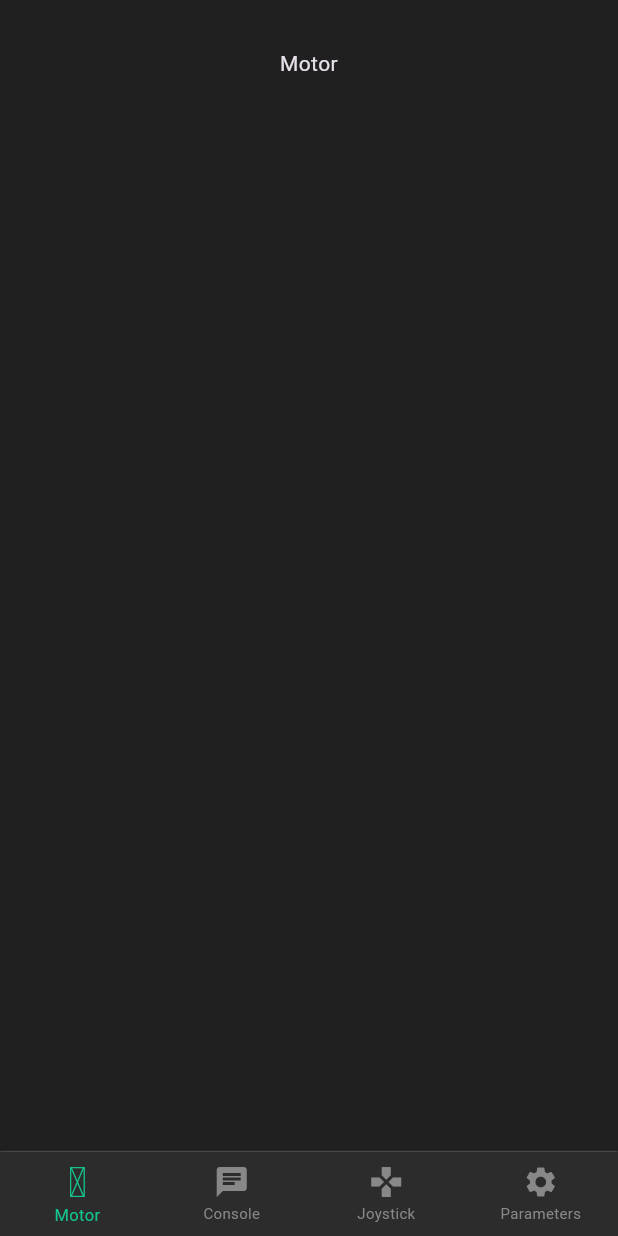
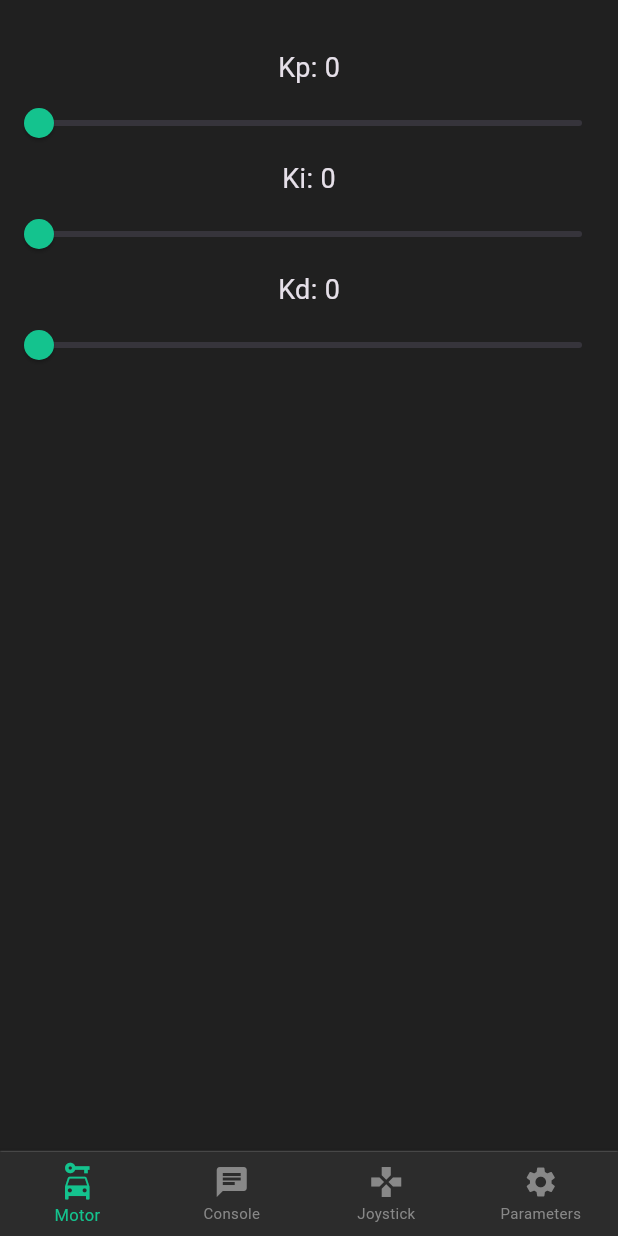
Before and after one commit to kaku-panda/Robot-Debug-App, a Flutter app: the MotorScreen screen opened by its route, on a phone screen of 412 x 824 dp. Run offline on Flutter 3.47's test engine with Material 3 defaults, Android fonts, the phone set to English and light mode, and no system bars; our stand-ins replace connectivity_plus, flutter_riverpod, go_router, google_fonts, package_info_plus, permission_handler and 4 more; missing offline and left inert: flutter_joystick, network_info_plus; accounts and stored records are empty; network calls fail.

Commit message:
pid制御用のコントローラのハリボテを作成

```diff
--- a/lib/app_navigation_bar.dart
+++ b/lib/app_navigation_bar.dart
@@ -31,7 +31,7 @@ class AppNavigationBar extends ConsumerWidget {
           padding: const EdgeInsets.symmetric(vertical: 40),
           children: [
             ListTile(
-              leading: const Icon(PopIcons.wheelchair, size: 28),
+              leading: const Icon(Icons.car_rental, size: 28),
               title: const Text('Motor'),
               onTap: () => navigationShell.goBranch(0),
             ),
@@ -75,8 +75,8 @@ class AppNavigationBar extends ConsumerWidget {
           },
           items: const <BottomNavigationBarItem>[
             BottomNavigationBarItem(
-              icon: Icon(PopIcons.taxi, size: 24),
-              activeIcon: Icon(PopIcons.taxi, size: 28),
+              icon: Icon(Icons.car_rental, size: 24),
+              activeIcon: Icon(Icons.car_rental, size: 28),
               label: 'Motor',
             ),
             BottomNavigationBarItem(
--- a/lib/screens/console.dart
+++ b/lib/screens/console.dart
@@ -30,7 +30,6 @@ class ConsoleScreen extends ConsumerStatefulWidget {
 }
 
 class HomeScreenState extends ConsumerState<ConsoleScreen> with SingleTickerProviderStateMixin {
-
 
   double appBarHeight = 0;
   Size screenSize = const Size(0, 0);
--- a/lib/screens/motor.dart
+++ b/lib/screens/motor.dart
@@ -3,35 +3,99 @@
 ////////////////////////////////////////////////////////////////////////////////////////////
 
 import 'package:flutter/material.dart';
+import 'package:flutter_riverpod/flutter_riverpod.dart';
 import 'package:robo_debug_app/components/style.dart';
+import 'package:robo_debug_app/main.dart';
 
 // 未実装
-class MotorScreen extends StatelessWidget {
+class MotorScreen extends ConsumerStatefulWidget {
   const MotorScreen({super.key});
 
   @override
+  ConsumerState<MotorScreen> createState() => MotorScreenState();
+}
+
+class MotorScreenState extends ConsumerState<MotorScreen> {
+
+  @override
   Widget build(BuildContext context) {
-    var scrollController = ScrollController();
+
+
+  double kp = ref.watch(settingProvider).kp;
+  double ki = ref.watch(settingProvider).ki;
+  double kd = ref.watch(settingProvider).kd;
 
     return Scaffold(
       body: SafeArea(
-        child: Scrollbar(
-          controller: scrollController,
-          child: SingleChildScrollView(
-            controller: scrollController,
-            child: const Center(
-              child: Column(
-                children: [
-                  Padding(
-                    padding: const EdgeInsets.symmetric(vertical: 32.0),
-                    child: Text(
-                      "Motor",
-                      textAlign: TextAlign.center,
-                    ),
+        child: Center(
+          child: Column(
+            mainAxisAlignment: MainAxisAlignment.start,
+            children: [
+              Padding(
+                padding: const EdgeInsets.symmetric(vertical: 32.0),
+                child: Center(
+                  child: Column(
+                    mainAxisAlignment: MainAxisAlignment.center,
+                    children: <Widget>[
+                      Text(
+                        'Kp: ${kp.round()}',
+                        style: Styles.defaultStyle18,
+                      ),
+                      Slider(
+                        value: kp,
+                        activeColor: Styles.primaryColor,
+                        min: 0,
+                        max: 100,
+                        divisions: 100,
+                        label: kd.round().toString(),
+                        onChanged: (double value) {
+                          setState(() {
+                            ref.read(settingProvider).kp = value;
+                            ref.read(settingProvider).storePreferences();
+                          });
+                        },
+                      ),
+                      Text(
+                        'Ki: ${ki.round()}',
+                        style: Styles.defaultStyle18,
+                      ),
+                      Slider(
+                        value: ki,
+                        activeColor: Styles.primaryColor,
+                        min: 0,
+                        max: 100,
+                        divisions: 100,
+                        label: ki.round().toString(),
+                        onChanged: (double value) {
+                          setState(() {
+                            ref.read(settingProvider).ki = value;
+                            ref.read(settingProvider).storePreferences();
+                          });
+                        },
+                      ),
+                      Text(
+                        'Kd: ${kd.round()}',
+                        style: Styles.defaultStyle18,
+                      ),
+                      Slider(
+                        value: kd,
+                        activeColor: Styles.primaryColor,
+                        min: 0,
+                        max: 100,
+                        divisions: 100,
+                        label: kd.round().toString(),
+                        onChanged: (double value) {
+                          setState(() {
+                            ref.read(settingProvider).kd = value;
+                            ref.read(settingProvider).storePreferences();
+                          });
+                        },
+                      ),
+                    ],
                   ),
-                ],
+                ),
               ),
-            ),
+            ],
           ),
         ),
       ),
```
Also changed, not shown: lib/providers/setting_provider.dart (+37 -0 lines).
